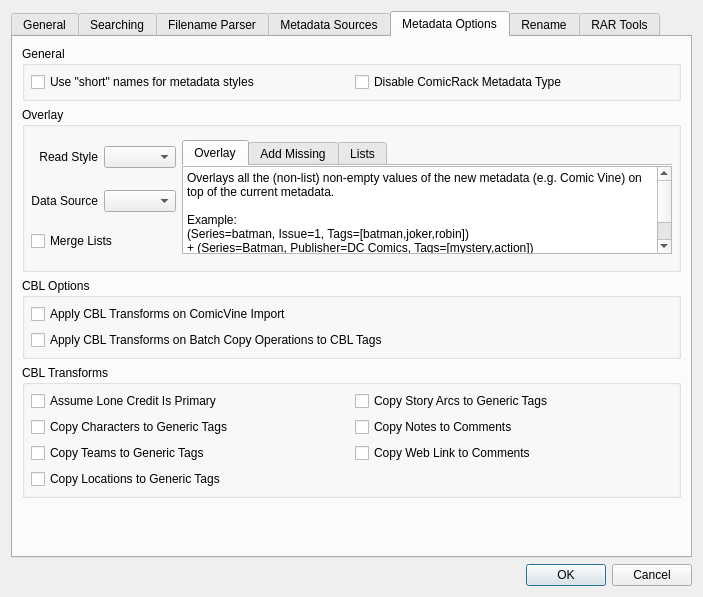
This is comictaggerlib/ui/settingswindow.ui in comictagger/comictagger as Qt 5 draws it before an edit. The edited form follows.
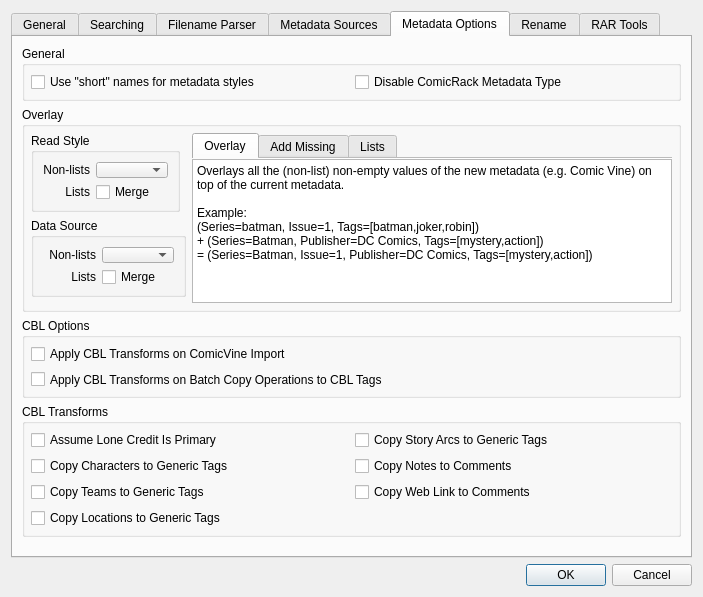
This is the edited form.

Commit message: Add read and source merge list options for overlay

What changed in the file:
```diff
--- a/comictaggerlib/ui/settingswindow.ui
+++ b/comictaggerlib/ui/settingswindow.ui
@@ -615,6 +615,12 @@
          </item>
          <item row="4" column="0">
           <widget class="QGroupBox" name="groupBox_6">
+           <property name="sizePolicy">
+            <sizepolicy hsizetype="Preferred" vsizetype="MinimumExpanding">
+             <horstretch>0</horstretch>
+             <verstretch>0</verstretch>
+            </sizepolicy>
+           </property>
            <property name="minimumSize">
             <size>
              <width>0</width>
@@ -640,58 +646,7 @@
             <property name="spacing">
              <number>6</number>
             </property>
-            <item row="1" column="0">
-             <widget class="QLabel" name="lblOverlaySource">
-              <property name="toolTip">
-               <string>The operation to perform when overlaying source data (Comic Vine, Metron, GCD, etc.)</string>
-              </property>
-              <property name="text">
-               <string>Data Source</string>
-              </property>
-              <property name="alignment">
-               <set>Qt::AlignRight|Qt::AlignTrailing|Qt::AlignVCenter</set>
-              </property>
-              <property name="margin">
-               <number>6</number>
-              </property>
-             </widget>
-            </item>
-            <item row="0" column="0">
-             <widget class="QLabel" name="lblOverlayReadStyle">
-              <property name="toolTip">
-               <string>The operation to perform when overlaying read styles (ComicRack, ComicBookInfo, etc.)</string>
-              </property>
-              <property name="text">
-               <string>Read Style</string>
-              </property>
-              <property name="alignment">
-               <set>Qt::AlignRight|Qt::AlignTrailing|Qt::AlignVCenter</set>
-              </property>
-              <property name="margin">
-               <number>6</number>
-              </property>
-             </widget>
-            </item>
-            <item row="1" column="1">
-             <widget class="QComboBox" name="cbxOverlaySource">
-              <property name="sizePolicy">
-               <sizepolicy hsizetype="Preferred" vsizetype="Fixed">
-                <horstretch>0</horstretch>
-                <verstretch>0</verstretch>
-               </sizepolicy>
-              </property>
-              <property name="maximumSize">
-               <size>
-                <width>16777215</width>
-                <height>16777215</height>
-               </size>
-              </property>
-              <property name="toolTip">
-               <string>The operation to perform when overlaying source data (Comic Vine, Metron, GCD, etc.)</string>
-              </property>
-             </widget>
-            </item>
-            <item row="0" column="2" rowspan="3">
+            <item row="0" column="3" rowspan="3">
              <widget class="QTabWidget" name="tabWidgetOverlay">
               <property name="sizePolicy">
                <sizepolicy hsizetype="Expanding" vsizetype="Maximum">
@@ -850,36 +805,144 @@
               </widget>
              </widget>
             </item>
-            <item row="0" column="1">
-             <widget class="QComboBox" name="cbxOverlayReadStyle">
-              <property name="enabled">
-               <bool>true</bool>
-              </property>
+            <item row="0" column="0">
+             <widget class="QGroupBox" name="groupBox_7">
               <property name="sizePolicy">
-               <sizepolicy hsizetype="Preferred" vsizetype="Fixed">
+               <sizepolicy hsizetype="Preferred" vsizetype="Preferred">
                 <horstretch>0</horstretch>
                 <verstretch>0</verstretch>
                </sizepolicy>
               </property>
-              <property name="maximumSize">
-               <size>
-                <width>16777215</width>
-                <height>16777215</height>
-               </size>
-              </property>
               <property name="toolTip">
                <string>The operation to perform when overlaying read styles (ComicRack, ComicBookInfo, etc.)</string>
               </property>
+              <property name="title">
+               <string>Read Style</string>
+              </property>
+              <layout class="QGridLayout" name="gridLayout_8">
+               <item row="0" column="0">
+                <widget class="QLabel" name="lblOverlayReadStyle">
+                 <property name="toolTip">
+                  <string>The operation to perform when overlaying read styles (ComicRack, ComicBookInfo, etc.)</string>
+                 </property>
+                 <property name="text">
+                  <string>Non-lists</string>
+                 </property>
+                 <property name="alignment">
+                  <set>Qt::AlignRight|Qt::AlignTrailing|Qt::AlignVCenter</set>
+                 </property>
+                </widget>
+               </item>
+               <item row="0" column="1">
+                <widget class="QComboBox" name="cbxOverlayReadStyle">
+                 <property name="enabled">
+                  <bool>true</bool>
+                 </property>
+                 <property name="sizePolicy">
+                  <sizepolicy hsizetype="Preferred" vsizetype="Fixed">
+                   <horstretch>0</horstretch>
+                   <verstretch>0</verstretch>
+                  </sizepolicy>
+                 </property>
+                 <property name="maximumSize">
+                  <size>
+                   <width>16777215</width>
+                   <height>16777215</height>
+                  </size>
+                 </property>
+                 <property name="toolTip">
+                  <string>The operation to perform when overlaying read styles (ComicRack, ComicBookInfo, etc.)</string>
+                 </property>
+                </widget>
+               </item>
+               <item row="1" column="0">
+                <widget class="QLabel" name="label_8">
+                 <property name="text">
+                  <string>Lists</string>
+                 </property>
+                 <property name="alignment">
+                  <set>Qt::AlignRight|Qt::AlignTrailing|Qt::AlignVCenter</set>
+                 </property>
+                </widget>
+               </item>
+               <item row="1" column="1">
+                <widget class="QCheckBox" name="cbxOverlayReadMergeLists">
+                 <property name="text">
+                  <string>Merge</string>
+                 </property>
+                </widget>
+               </item>
+              </layout>
              </widget>
             </item>
-            <item row="2" column="0" colspan="2">
-             <widget class="QCheckBox" name="cbxOverlayMergeLists">
+            <item row="1" column="0" colspan="2">
+             <widget class="QGroupBox" name="groupBox_8">
+              <property name="sizePolicy">
+               <sizepolicy hsizetype="Preferred" vsizetype="Expanding">
+                <horstretch>0</horstretch>
+                <verstretch>0</verstretch>
+               </sizepolicy>
+              </property>
               <property name="toolTip">
                <string>Merge lists (characters, tags, locations, etc.) together or the &quot;new&quot; list replaces the old</string>
               </property>
-              <property name="text">
-               <string>Merge Lists</string>
+              <property name="title">
+               <string>Data Source</string>
               </property>
+              <layout class="QGridLayout" name="gridLayout_11">
+               <item row="0" column="0">
+                <widget class="QLabel" name="lblOverlaySource">
+                 <property name="toolTip">
+                  <string>The operation to perform when overlaying source data (Comic Vine, Metron, GCD, etc.)</string>
+                 </property>
+                 <property name="text">
+                  <string>Non-lists</string>
+                 </property>
+                 <property name="alignment">
+                  <set>Qt::AlignRight|Qt::AlignTrailing|Qt::AlignVCenter</set>
+                 </property>
+                </widget>
+               </item>
+               <item row="0" column="1">
+                <widget class="QComboBox" name="cbxOverlaySource">
+                 <property name="sizePolicy">
+                  <sizepolicy hsizetype="Preferred" vsizetype="Fixed">
+                   <horstretch>0</horstretch>
+                   <verstretch>0</verstretch>
+                  </sizepolicy>
+                 </property>
+                 <property name="maximumSize">
+                  <size>
+                   <width>16777215</width>
+                   <height>16777215</height>
+                  </size>
+                 </property>
+                 <property name="toolTip">
+                  <string>The operation to perform when overlaying source data (Comic Vine, Metron, GCD, etc.)</string>
+                 </property>
+                </widget>
+               </item>
+               <item row="3" column="1">
+                <widget class="QCheckBox" name="cbxOverlaySourceMergeLists">
+                 <property name="toolTip">
+                  <string>Merge lists (characters, tags, locations, etc.) together or the &quot;new&quot; list replaces the old</string>
+                 </property>
+                 <property name="text">
+                  <string>Merge</string>
+                 </property>
+                </widget>
+               </item>
+               <item row="3" column="0">
+                <widget class="QLabel" name="label_6">
+                 <property name="text">
+                  <string>Lists</string>
+                 </property>
+                 <property name="alignment">
+                  <set>Qt::AlignRight|Qt::AlignTrailing|Qt::AlignVCenter</set>
+                 </property>
+                </widget>
+               </item>
+              </layout>
              </widget>
             </item>
            </layout>
```
Left out of the diff: 62 changed lines with no effect on the pictures. The commit also changes 6 other files.
